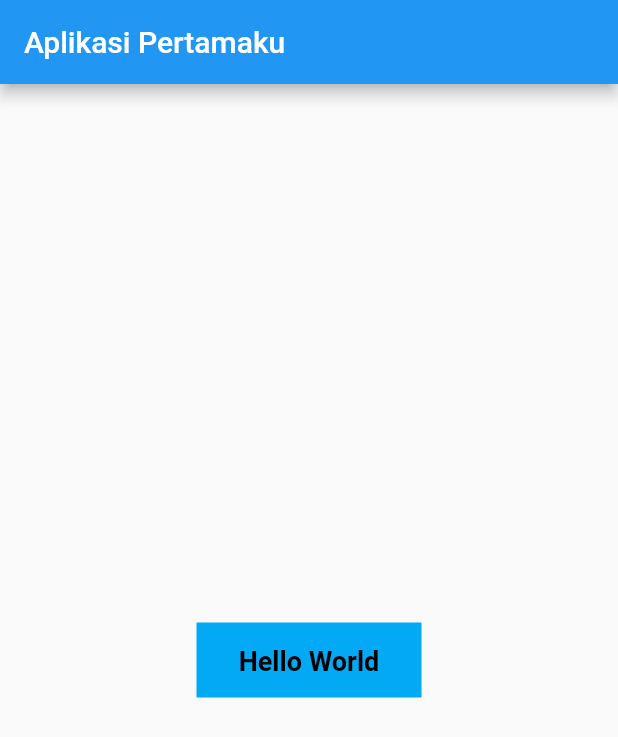
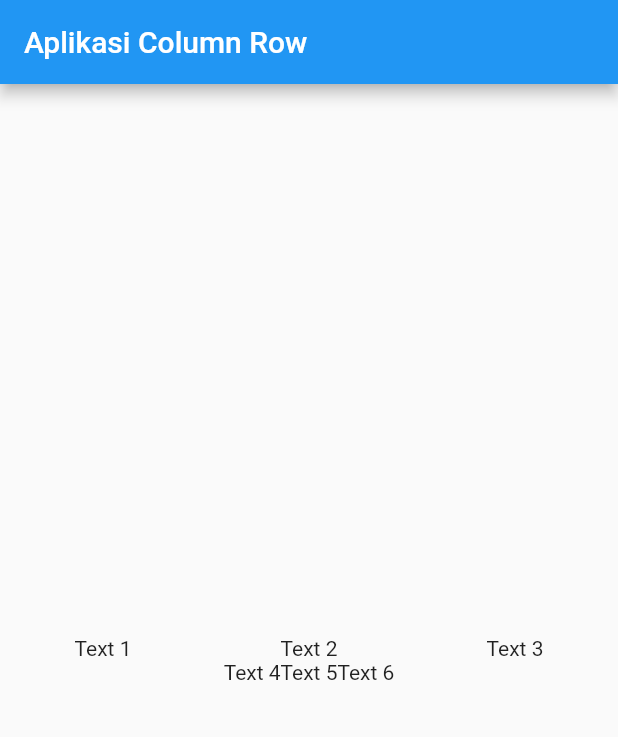
Before and after one commit to cecep29/flutter_basic, a Flutter app: the screen it shows after launch, on a phone screen of 412 x 824 dp. Shown: the top 737 px of the screen. Run offline on Flutter 3.47's test engine with Material 2 defaults, Android fonts, the phone set to English and light mode, and no system bars.

Commit message:
column and row

```diff
--- a/lib/main.dart
+++ b/lib/main.dart
@@ -12,22 +12,29 @@ class MyApp extends StatelessWidget {
     return MaterialApp(
       home: Scaffold(
         appBar: AppBar(
-          title: const Text("Aplikasi Pertamaku"),
+          title: const Text('Aplikasi Column Row'),
         ),
-        body: Center(
-          child: Container(
-              width: 150,
-              height: 50,
-              color: Colors.lightBlue,
-              padding: const EdgeInsets.all(15),
-              child: const Text(
-                "Hello World",
-                textAlign: TextAlign.center,
-                style: TextStyle(
-                    fontSize: 18,
-                    fontWeight: FontWeight.w700,
-                    color: Colors.black),
-              )),
+        body: Column(
+          mainAxisAlignment: MainAxisAlignment.center,
+          crossAxisAlignment: CrossAxisAlignment.start,
+          children: [
+            Row(
+              mainAxisAlignment: MainAxisAlignment.spaceAround,
+              children: const [
+                Text("Text 1"),
+                Text("Text 2"),
+                Text("Text 3"),
+              ],
+            ),
+            Row(
+              mainAxisAlignment: MainAxisAlignment.center,
+              children: const [
+                Text("Text 4"),
+                Text("Text 5"),
+                Text("Text 6"),
+              ],
+            ),
+          ],
         ),
       ),
     );
```
